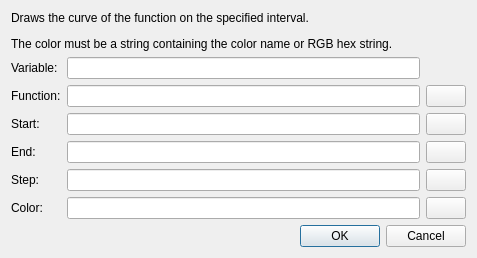
This is src/forms/ui_alg_gfunc.ui in TuringApp/Turing as Qt 5 draws it before an edit. The edited form follows.
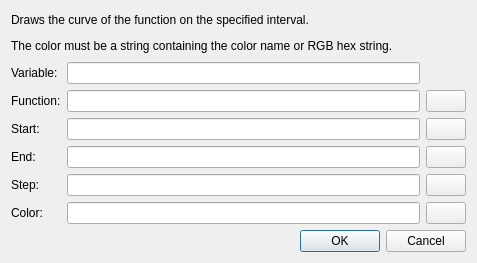
This is the edited form. Icons and pictures are not drawn.

```diff
--- a/src/forms/ui_alg_gfunc.ui
+++ b/src/forms/ui_alg_gfunc.ui
@@ -10,7 +10,7 @@
     <x>0</x>
     <y>0</y>
     <width>477</width>
-    <height>251</height>
+    <height>263</height>
    </rect>
   </property>
   <property name="windowTitle">
```
